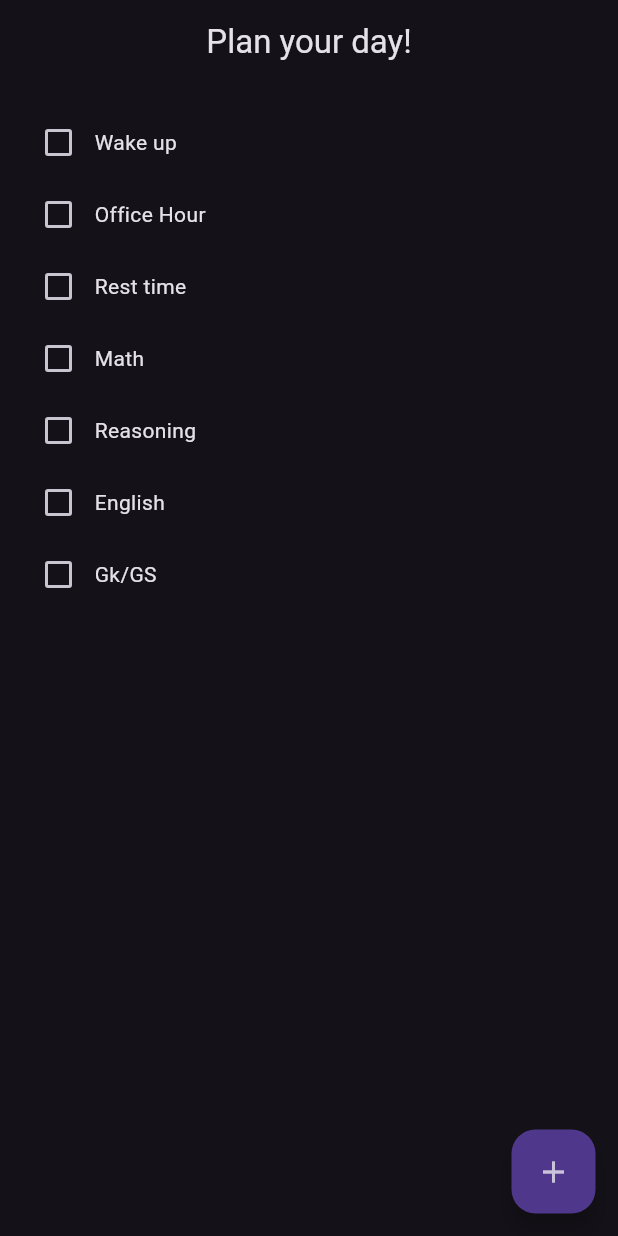
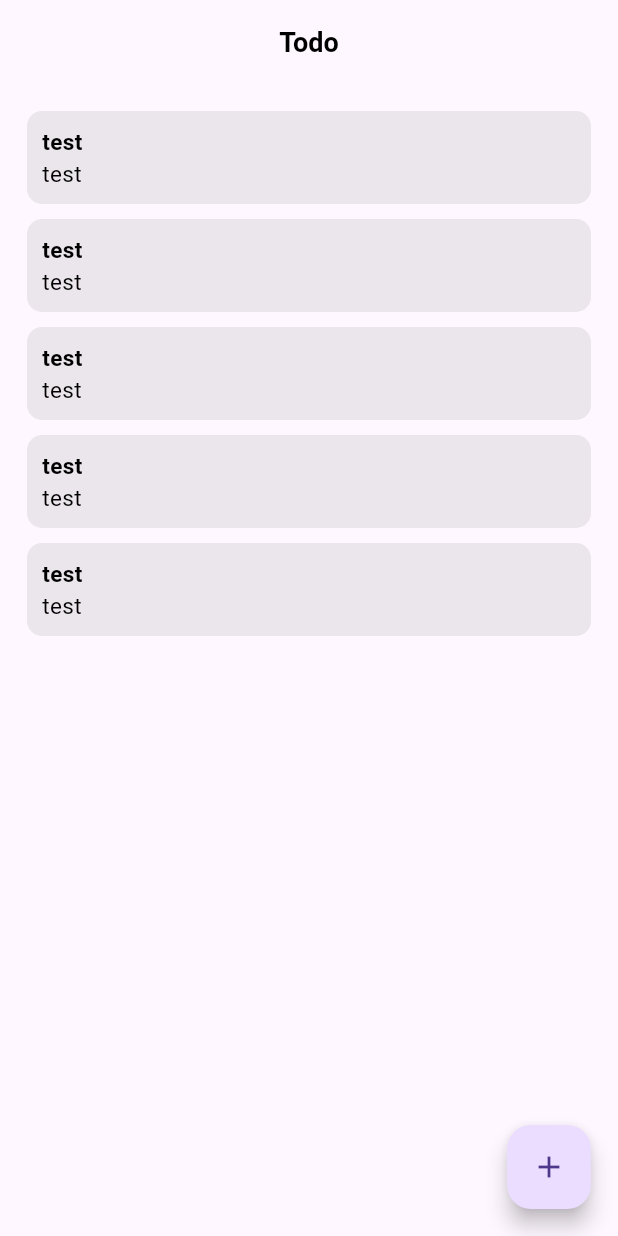
Before and after one commit to sitasoni/To-Do-Flutter, a Flutter app: the screen it shows after launch, on a phone screen of 412 x 824 dp. Run offline on Flutter 3.47's test engine with Material 3 defaults, Android fonts, the light colour scheme and no system bars.

```diff
--- a/lib/Widget/CustomWidget.dart
+++ b/lib/Widget/CustomWidget.dart
@@ -18,7 +18,7 @@ class TodoTile extends StatelessWidget{
     return Row(
       children: [
         Checkbox(value: isTrue, onChanged: onChange),
-        Text(title)
+        Text(title, style: TextStyle(decoration: isTrue ? TextDecoration.lineThrough : TextDecoration.none),)
       ],
     );
   }
--- a/lib/Widget/SplashScreen.dart
+++ b/lib/Widget/SplashScreen.dart
@@ -1,6 +1,6 @@
 import 'dart:async';
-
 import 'package:flutter/material.dart';
+import 'package:to_do_master/Widget/TodoScreen.dart';
 import 'HomeScreen.dart';
 
 class SplashScreen extends StatefulWidget {
@@ -15,7 +15,8 @@ class SplashScreenState extends State<SplashScreen> {
   void initState() {
     super.initState();
     Timer(Duration(seconds: 2),(){
-      Navigator.pushReplacement(context, MaterialPageRoute(builder: (context) => HomeScreen(),));
+      // Navigator.pushReplacement(context, MaterialPageRoute(builder: (context) => HomeScreen(),)); // old
+      Navigator.pushReplacement(context, MaterialPageRoute(builder: (context) => TodoScreen(),));
     });
   }
 
--- /dev/null
+++ b/lib/Widget/TodoScreen.dart
@@ -0,0 +1,79 @@
+import 'package:flutter/material.dart';
+
+class TodoScreen extends StatefulWidget {
+  const TodoScreen({super.key});
+
+  @override
+  State<TodoScreen> createState() => _TodoScreenState();
+}
+
+class _TodoScreenState extends State<TodoScreen> {
+
+
+  void showTodoDialog(){
+    showDialog(context: context, builder: (context){
+      return Container();
+    });
+  }
+
+  @override
+  Widget build(BuildContext context) {
+    return Scaffold(
+      appBar: AppBar(
+        title: Center(
+          child: Text(
+            "Todo",
+            style: TextStyle(
+              color: Colors.black,
+              fontWeight: FontWeight.bold,
+              fontSize: 18,
+            ),
+          ),
+        ),
+      ),
+      body: Container(
+        padding: const EdgeInsets.all(8.0),
+        margin: EdgeInsets.all(10),
+        child: Column(
+          crossAxisAlignment: CrossAxisAlignment.center,
+          children: [
+            Expanded(
+              child: ListView.builder(
+                itemCount: 5,
+                itemBuilder: (context, index) {
+                  return Container(
+                    padding: const EdgeInsets.symmetric(horizontal: 10, vertical: 10),
+                    margin: EdgeInsets.only(bottom: 10),
+                    decoration: BoxDecoration(
+                      color: Colors.grey.withValues(alpha: 0.2),
+                      borderRadius: BorderRadius.circular(10),
+                    ),
+                    child: Column(
+                      crossAxisAlignment: CrossAxisAlignment.start,
+                      children: [
+                        Text(
+                          "test",
+                          style: TextStyle(color: Colors.black, fontSize: 15, fontWeight: FontWeight.w600),
+                        ),
+                        Text(
+                          "test",
+                          style: TextStyle(color: Colors.black, fontSize: 15),
+                        ),
+                      ],
+                    ),
+                  );
+                },
+              ),
+            ),
+            InkWell(
+              onTap: showTodoDialog,
+              child: Align(
+                alignment: Alignment.bottomRight,
+                  child: FloatingActionButton(onPressed: () {}, child: Icon(Icons.add))),
+            ),
+          ],
+        ),
+      ),
+    );
+  }
+}
--- a/lib/main.dart
+++ b/lib/main.dart
@@ -16,7 +16,7 @@ class MyApp extends StatelessWidget {
       theme: ThemeData(
         // colorScheme: ColorScheme.fromSeed(seedColor: Colors.white70),
         useMaterial3: true,
-        brightness: Brightness.dark
+        brightness: Brightness.light
       ),
       home: HomePage(),
     );
```
Also changed, not shown: lib/Widget/HomeScreen.dart (+99 -4 lines).
